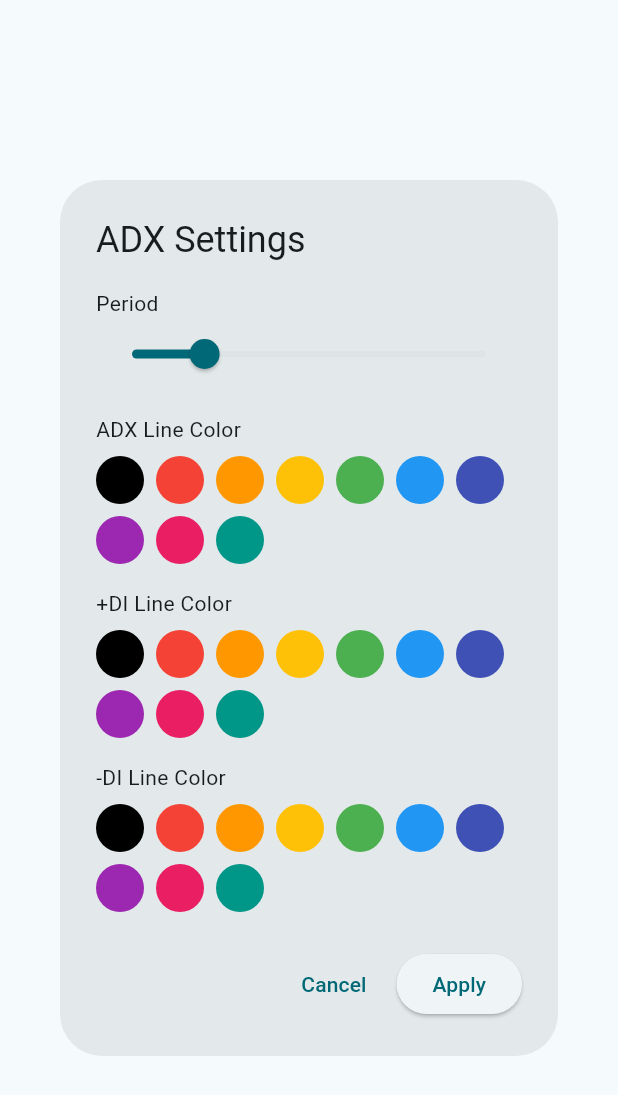
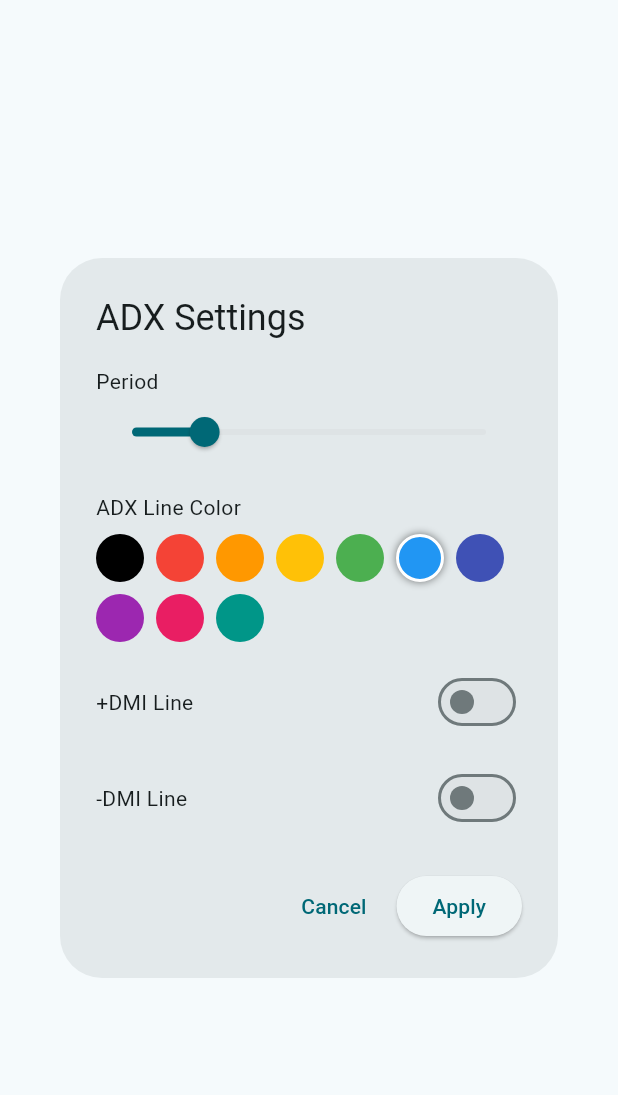
Before and after one commit to adityagohad/fin_chart, a Flutter app: the AdxSettingsDialog widget shown alone on an empty page, opened directly with empty values, on a phone screen of 412 x 824 dp. Shown: the top 1095 px of the screen. Run offline on Flutter 3.47's test engine with Material 3 defaults, Android fonts, the phone set to English and light mode, and no system bars.

Commit message:
added toggle for dmi lines

```diff
--- a/lib/models/indicators/adx.dart
+++ b/lib/models/indicators/adx.dart
@@ -10,6 +10,8 @@ class Adx extends Indicator {
   Color adxLineColor = Colors.blue;
   Color diPlusColor = Colors.green;
   Color diMinusColor = Colors.red;
+  bool showDiPlus = false;
+  bool showDiMinus = false;
 
   final List<double> adxValues = [];
   final List<double> diPlusValues = [];
@@ -21,13 +23,13 @@ class Adx extends Indicator {
     Color? adxLineColor,
     Color? diPlusColor,
     Color? diMinusColor,
+    this.showDiPlus = false,
+    this.showDiMinus = false,
   }) : super(
             id: generateV4(),
             type: IndicatorType.adx,
             displayMode: DisplayMode.panel) {
-    if (adxLineColor != null) this.adxLineColor = adxLineColor;
-    if (diPlusColor != null) this.diPlusColor = diPlusColor;
-    if (diMinusColor != null) this.diMinusColor = diMinusColor;
+    // ... rest of constructor remains the same
   }
 
   Adx._({
@@ -35,9 +37,11 @@ class Adx extends Indicator {
     required super.type,
     required super.displayMode,
     this.period = 14,
-    this.adxLineColor = Colors.blue,
+    this.adxLineColor = Colors.purple,
     this.diPlusColor = Colors.green,
     this.diMinusColor = Colors.red,
+    this.showDiPlus = false,
+    this.showDiMinus = false,
   });
 
   @override
@@ -47,16 +51,20 @@ class Adx extends Indicator {
     // Draw ADX line
     _drawLine(canvas, adxValues, adxLineColor);
 
-    // Draw +DI line
+    // Draw +DI line only if visible
+    if (showDiPlus) {
       _drawLine(canvas, diPlusValues, diPlusColor);
+    }
 
-    // Draw -DI line
+    // Draw -DI line only if visible
+    if (showDiMinus) {
       _drawLine(canvas, diMinusValues, diMinusColor);
+    }
 
-    // Draw level lines (20, 40, 60)
-    _drawLevelLine(canvas, 20, Colors.grey.withOpacity(0.5));
-    _drawLevelLine(canvas, 40, Colors.grey.withOpacity(0.5));
-    _drawLevelLine(canvas, 60, Colors.grey.withOpacity(0.5));
+    // Draw level lines (20, 40, 60) - these might still be useful as reference
+    _drawLevelLine(canvas, 20, Colors.grey.withAlpha((0.5 * 255).toInt()));
+    _drawLevelLine(canvas, 40, Colors.grey.withAlpha((0.5 * 255).toInt()));
+    _drawLevelLine(canvas, 60, Colors.grey.withAlpha((0.5 * 255).toInt()));
   }
 
   void _drawLevelLine(Canvas canvas, double level, Color color) {
@@ -293,6 +301,8 @@ class Adx extends Indicator {
   json['adxLineColor'] = colorToJson(adxLineColor);
   json['diPlusColor'] = colorToJson(diPlusColor);
   json['diMinusColor'] = colorToJson(diMinusColor);
+  json['showDiPlus'] = showDiPlus;
+  json['showDiMinus'] = showDiMinus;
   return json;
 }
 
@@ -304,13 +314,15 @@ class Adx extends Indicator {
     period: json['period'] ?? 14,
     adxLineColor: json['adxLineColor'] != null
         ? colorFromJson(json['adxLineColor'])
-          : Colors.blue,
+        : Colors.purple,
     diPlusColor: json['diPlusColor'] != null
         ? colorFromJson(json['diPlusColor'])
         : Colors.green,
     diMinusColor: json['diMinusColor'] != null
         ? colorFromJson(json['diMinusColor'])
         : Colors.red,
+    showDiPlus: json['showDiPlus'] ?? true,
+    showDiMinus: json['showDiMinus'] ?? true,
   );
 }
 }
--- a/lib/ui/indicator_settings/adx_settings_dialog.dart
+++ b/lib/ui/indicator_settings/adx_settings_dialog.dart
@@ -21,6 +21,8 @@ class _AdxSettingsDialogState extends State<AdxSettingsDialog> {
   late Color adxLineColor;
   late Color diPlusColor;
   late Color diMinusColor;
+  late bool showDiPlus;
+  late bool showDiMinus;
 
   @override
   void initState() {
@@ -29,6 +31,8 @@ class _AdxSettingsDialogState extends State<AdxSettingsDialog> {
     adxLineColor = widget.indicator.adxLineColor;
     diPlusColor = widget.indicator.diPlusColor;
     diMinusColor = widget.indicator.diMinusColor;
+    showDiPlus = widget.indicator.showDiPlus;
+    showDiMinus = widget.indicator.showDiMinus;
   }
 
   @override
@@ -65,7 +69,24 @@ class _AdxSettingsDialogState extends State<AdxSettingsDialog> {
               },
             ),
             const SizedBox(height: 16),
-            const Text('+DI Line Color'),
+
+            // +DI Controls with visibility toggle
+            Row(
+              mainAxisAlignment: MainAxisAlignment.spaceBetween,
+              children: [
+                const Text('+DMI Line'),
+                Switch(
+                  value: showDiPlus,
+                  onChanged: (value) {
+                    setState(() {
+                      showDiPlus = value;
+                    });
+                  },
+                ),
+              ],
+            ),
+            // Only show color picker if +DI is visible
+            if (showDiPlus) ...[
               const SizedBox(height: 8),
               ColorPickerWidget(
                 selectedColor: diPlusColor,
@@ -75,8 +96,26 @@ class _AdxSettingsDialogState extends State<AdxSettingsDialog> {
                   });
                 },
               ),
+            ],
             const SizedBox(height: 16),
-            const Text('-DI Line Color'),
+
+            // -DI Controls with visibility toggle
+            Row(
+              mainAxisAlignment: MainAxisAlignment.spaceBetween,
+              children: [
+                const Text('-DMI Line'),
+                Switch(
+                  value: showDiMinus,
+                  onChanged: (value) {
+                    setState(() {
+                      showDiMinus = value;
+                    });
+                  },
+                ),
+              ],
+            ),
+            // Only show color picker if -DI is visible
+            if (showDiMinus) ...[
               const SizedBox(height: 8),
               ColorPickerWidget(
                 selectedColor: diMinusColor,
@@ -86,6 +125,7 @@ class _AdxSettingsDialogState extends State<AdxSettingsDialog> {
                   });
                 },
               ),
+            ],
           ],
         ),
       ),
@@ -102,6 +142,8 @@ class _AdxSettingsDialogState extends State<AdxSettingsDialog> {
             widget.indicator.adxLineColor = adxLineColor;
             widget.indicator.diPlusColor = diPlusColor;
             widget.indicator.diMinusColor = diMinusColor;
+            widget.indicator.showDiPlus = showDiPlus;
+            widget.indicator.showDiMinus = showDiMinus;
             widget.onUpdate(widget.indicator);
             Navigator.of(context).pop();
           },
```
Lines whose indentation alone changed are shown as unchanged.
